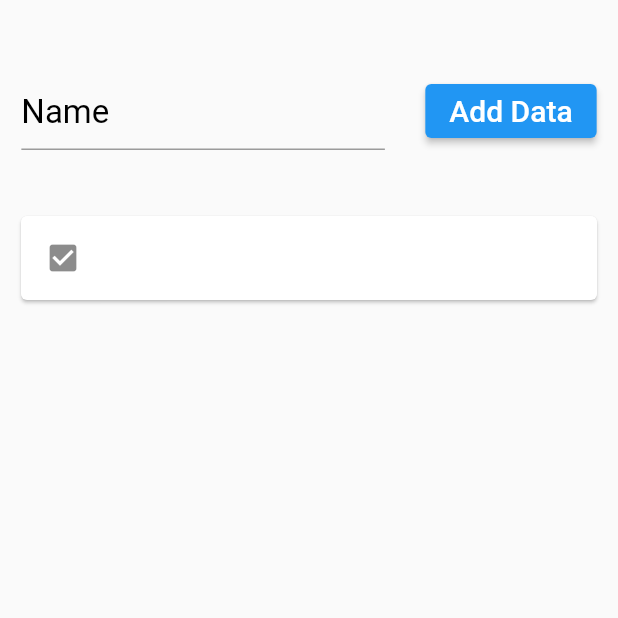
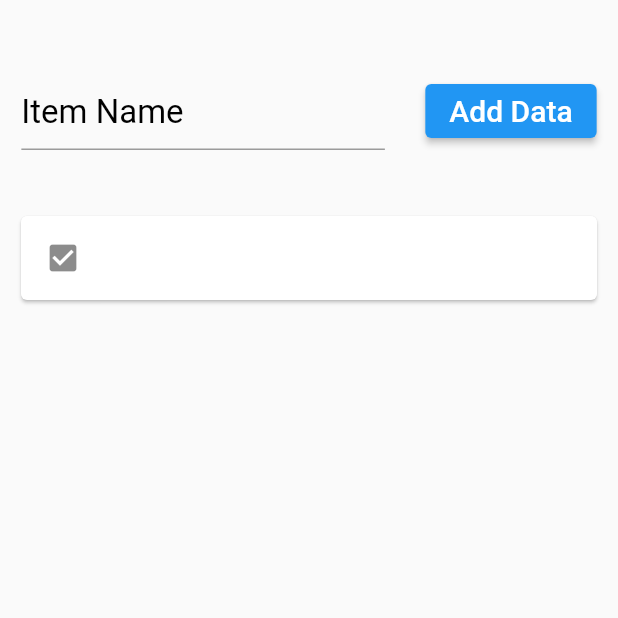
Before and after one commit to tgibbons-css/flutter_firebase_list_done, a Flutter app: the screen it shows after launch, after a tap on "Add Data", on a phone screen of 412 x 824 dp, the top half of it. Run offline on Flutter 3.47's test engine with Material 2 defaults, Android fonts, the phone set to English and light mode, and no system bars; our stand-ins replace cloud_firestore, firebase_core; accounts and stored records are empty.

```diff
--- a/lib/main.dart
+++ b/lib/main.dart
@@ -36,34 +36,22 @@ class _FirebaseDemoState extends State<FirebaseDemo> {
   final CollectionReference itemCollectionDB = FirebaseFirestore.instance.collection('ITEMS');
   List<String> itemList = [];
 
-  @override
-  Widget build(BuildContext context) {
-    return Scaffold(
-        body: Container(
-          padding: EdgeInsets.symmetric(horizontal: 10, vertical: 50),
-          height: MediaQuery.of(context).size.height,
-          width: MediaQuery.of(context).size.width,
-          child: Column(
-            children: [
-            Row(
-            crossAxisAlignment: CrossAxisAlignment.start,
-            mainAxisAlignment: MainAxisAlignment.spaceAround,
-            children: [
-              SizedBox(
+  Widget nameTextFieldWidget() {
+    return SizedBox(
       width: MediaQuery.of(context).size.width / 1.7,
       child: TextField(
         controller: _newItemTextField,
         style: TextStyle(fontSize: 22, color: Colors.black),
         decoration: InputDecoration(
-                    hintText: "Name",
+          hintText: "Item Name",
           hintStyle: TextStyle(fontSize: 22, color: Colors.black),
         ),
       ),
-              ),
-              SizedBox(
-                width: 10,
-              ),
-              SizedBox(
+    );
+  }
+
+  Widget addButtonWidget() {
+    return SizedBox(
       child: ElevatedButton(
           onPressed: () async {
             //setState(() {
@@ -76,19 +64,23 @@ class _FirebaseDemoState extends State<FirebaseDemo> {
             'Add Data',
             style: TextStyle(fontSize: 20),
           )),
-              ),
+    );
+  }
+
+  Widget itemInputWidget() {
+    return Row(
+      crossAxisAlignment: CrossAxisAlignment.start,
+      mainAxisAlignment: MainAxisAlignment.spaceAround,
+      children: [
+        nameTextFieldWidget(),
+        SizedBox(width: 10,),
+        addButtonWidget(),
       ],
-          ),
-              SizedBox(height: 40,),
-              Expanded(
-                child:
-                StreamBuilder(stream: itemCollectionDB.snapshots(),
-                  builder: (BuildContext context, AsyncSnapshot<QuerySnapshot> snapshot) {
-                    return ListView.builder(
-                        itemCount: snapshot.data.docs.length,
-                        itemBuilder: (BuildContext context, int position) {
-                          return Card(
-                              child: ListTile(
+    );
+  }
+
+  Widget itemTileWidget(snapshot, position) {
+    return ListTile(
       leading: Icon(Icons.check_box),
       title: Text(snapshot.data.docs[position]['item_name']),
       onTap: () {
@@ -98,12 +90,38 @@ class _FirebaseDemoState extends State<FirebaseDemo> {
           itemCollectionDB.doc(itemId).delete();
         });
       },
-                              )
+    );
+  }
+
+  Widget itemListWidget() {
+    return Expanded(
+        child:
+        StreamBuilder(stream: itemCollectionDB.snapshots(),
+            builder: (BuildContext context, AsyncSnapshot<QuerySnapshot> snapshot) {
+              return ListView.builder(
+                  itemCount: snapshot.data.docs.length,
+                  itemBuilder: (BuildContext context, int position) {
+                    return Card(
+                        child: itemTileWidget(snapshot,position)
                     );
                   }
               );
             })
-              ),
+    );
+  }
+
+  @override
+  Widget build(BuildContext context) {
+    return Scaffold(
+        body: Container(
+          padding: EdgeInsets.symmetric(horizontal: 10, vertical: 50),
+          height: MediaQuery.of(context).size.height,
+          width: MediaQuery.of(context).size.width,
+          child: Column(
+            children: [
+              itemInputWidget(),
+              SizedBox(height: 40,),
+              itemListWidget(),
             ],
           ),
         ),
```
Lines whose indentation alone changed are shown as unchanged.
